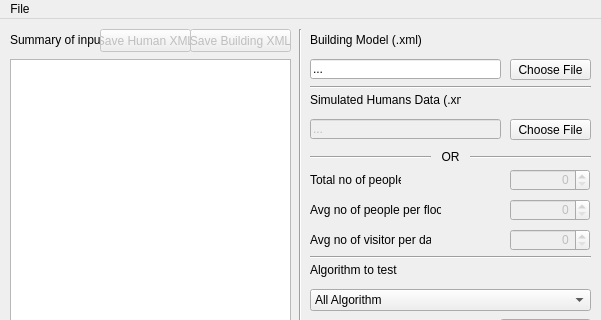
Old version of the form mainwindow.ui in the repository liftlab/LEVAX; both pictures show x 0 to 601 and y 0 to 320 of the 601 by 545 pixel window.
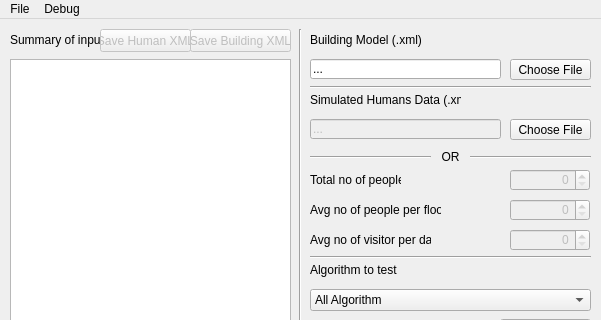
New version of the form.

Commit message: Add Lift/LiftHandler class, debug menu

What changed in the file:
```diff
--- a/mainwindow.ui
+++ b/mainwindow.ui
@@ -519,7 +519,14 @@
     <addaction name="actionHelp"/>
     <addaction name="actionExit"/>
    </widget>
+   <widget class="QMenu" name="menuDebug">
+    <property name="title">
+     <string>Debug</string>
+    </property>
+    <addaction name="actionCheckObj"/>
+   </widget>
    <addaction name="menuFile"/>
+   <addaction name="menuDebug"/>
   </widget>
   <widget class="QStatusBar" name="statusBar"/>
   <action name="actionSave_Data">
```
Left out of the diff: 10 changed lines with no effect on the pictures. The commit also changes 8 other files.
